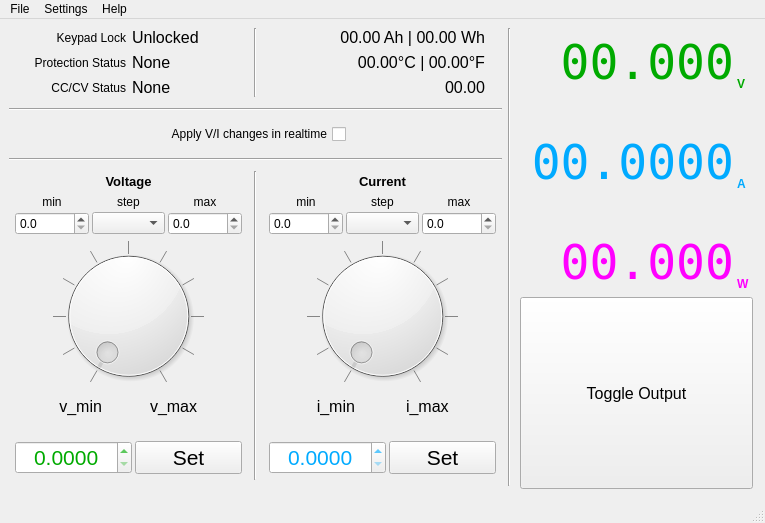
Qt form ridengui/ui/main.ui (ShayBox/RidenGUI) before a commit.
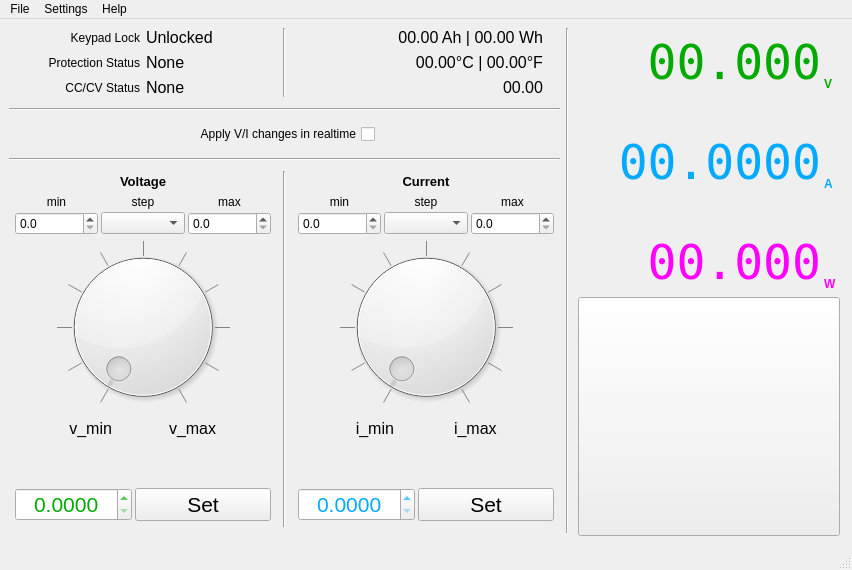
The same form after that commit. Icons and pictures are not drawn.

What changed in the file:
```diff
--- a/ridengui/ui/main.ui
+++ b/ridengui/ui/main.ui
@@ -6,8 +6,8 @@
    <rect>
     <x>0</x>
     <y>0</y>
-    <width>765</width>
-    <height>523</height>
+    <width>852</width>
+    <height>570</height>
    </rect>
   </property>
   <property name="windowTitle">
@@ -288,7 +288,7 @@
          </font>
         </property>
         <property name="text">
-         <string>Toggle Output</string>
+         <string/>
         </property>
         <property name="checkable">
          <bool>true</bool>
@@ -1170,32 +1170,32 @@
     <rect>
      <x>0</x>
      <y>0</y>
-     <width>765</width>
-     <height>29</height>
+     <width>852</width>
+     <height>30</height>
     </rect>
    </property>
-   <widget class="QMenu" name="Menu_File">
+   <widget class="QMenu" name="menu_file">
     <property name="title">
      <string>File</string>
     </property>
     <addaction name="Action_Quit"/>
    </widget>
-   <widget class="QMenu" name="Menu_About">
+   <widget class="QMenu" name="menu_settings">
     <property name="title">
      <string>Settings</string>
     </property>
     <addaction name="Action_Settings"/>
     <addaction name="Action_Serial"/>
    </widget>
-   <widget class="QMenu" name="Menu_Help">
+   <widget class="QMenu" name="menu_help">
     <property name="title">
      <string>Help</string>
     </property>
     <addaction name="Action_About"/>
    </widget>
-   <addaction name="Menu_File"/>
-   <addaction name="Menu_About"/>
-   <addaction name="Menu_Help"/>
+   <addaction name="menu_file"/>
+   <addaction name="menu_settings"/>
+   <addaction name="menu_help"/>
   </widget>
   <widget class="QStatusBar" name="Status_Bar"/>
   <action name="Action_Quit">
```
Left out of the diff: 130 changed lines with no effect on the pictures.
